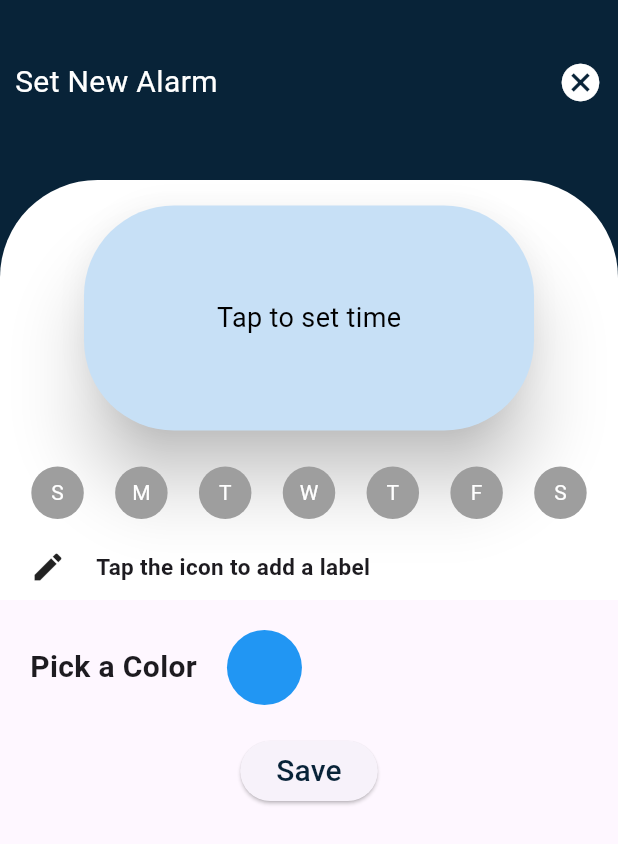
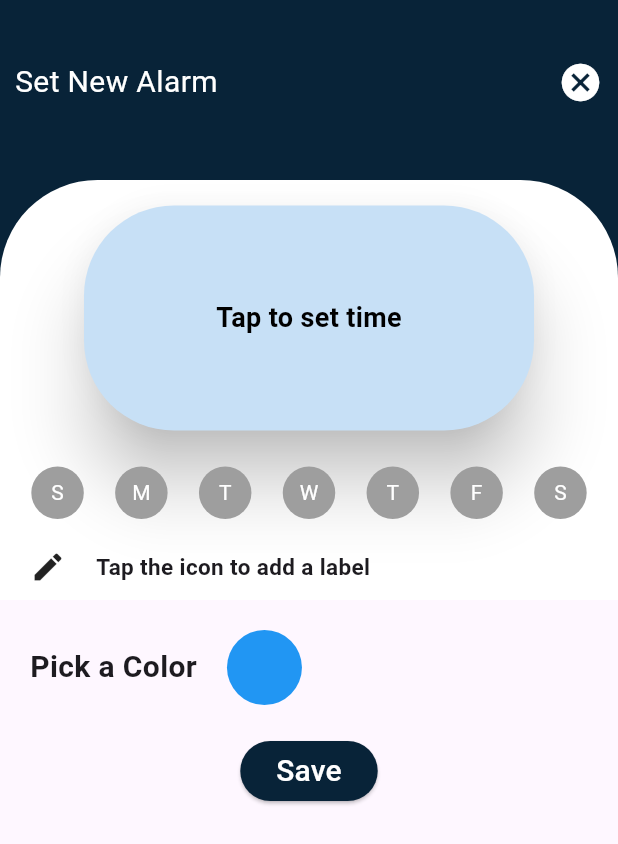
Before and after one commit to RasnaRasna/Alarm-App-with-Location-Based-Weather-Integration, a Flutter app: the screen it shows after launch, after a tap on the "add" icon, on a phone screen of 412 x 824 dp. Shown: the top 844 px of the screen. Run offline on Flutter 3.47's test engine with Material 3 defaults, Android fonts, the light colour scheme and no system bars; our stand-ins replace flutter_colorpicker, hive, hive_flutter; accounts and stored records are empty.

Commit message:
Add functionality to save new alarms to the database.

```diff
--- /dev/null
+++ b/lib/database/model_class.dart
@@ -0,0 +1,26 @@
+import 'package:flutter/material.dart';
+import 'package:hive/hive.dart';
+part 'model_class.g.dart';
+
+@HiveType(typeId: 0)
+class Alarm {
+  @HiveField(0)
+  String? label;
+
+  @HiveField(1)
+  DateTime? time;
+  @HiveField(2)
+  int color; // You can use int to represent color, e.g., Color.value
+
+  @HiveField(3)
+  int? key; // Expose the key
+
+  Alarm({
+    this.label,
+    this.time,
+    required this.color,
+  });
+  Color get alarmColor => Color(color);
+
+  // Additional fields and methods as needed
+}
--- a/lib/main.dart
+++ b/lib/main.dart
@@ -1,8 +1,17 @@
+import 'package:alarm_weather_app/database/model_class.dart';
 import 'package:alarm_weather_app/widgets/add_Alarm.dart';
 import 'package:alarm_weather_app/widgets/alarm_list.dart';
+import 'package:alarm_weather_app/widgets/homepage.dart';
 import 'package:flutter/material.dart';
+import 'package:hive/hive.dart';
+import 'package:hive_flutter/adapters.dart';
 
-void main() {
+void main() async {
+  WidgetsFlutterBinding.ensureInitialized();
+  Hive.registerAdapter(AlarmAdapter());
+  await Hive.initFlutter();
+  await Hive.openBox('alarms'); // Open a Hive box for storing alarms
+
   runApp(const MyApp());
 }
 
@@ -14,37 +23,11 @@ class MyApp extends StatelessWidget {
   Widget build(BuildContext context) {
     return MaterialApp(
       debugShowCheckedModeBanner: false,
-      title: 'Flutter Demo',
+      title: 'Alarm App with Location-Based Weather Integration',
       theme: ThemeData(
         useMaterial3: true,
       ),
-      home: const MyHomePage(title: 'Flutter Demo Home Page'),
+      home: MyHomePage(),
     );
   }
 }
-
-class MyHomePage extends StatefulWidget {
-  const MyHomePage({super.key, required this.title});
-
-  final String title;
-
-  @override
-  State<MyHomePage> createState() => _MyHomePageState();
-}
-
-class _MyHomePageState extends State<MyHomePage> {
-  @override
-  Widget build(BuildContext context) {
-    return Scaffold(
-      appBar: AppBar(),
-      body: ListView(children: [AlarmList()]),
-      floatingActionButton: FloatingActionButton(
-        onPressed: () {
-          Navigator.push(
-              context, MaterialPageRoute(builder: (ctx) => AddAlarm()));
-        },
-        child: const Icon(Icons.add),
-      ), // This trailing comma makes auto-formatting nicer for build methods.
-    );
-  }
-}
--- a/lib/widgets/add_Alarm.dart
+++ b/lib/widgets/add_Alarm.dart
@@ -1,6 +1,9 @@
+import 'package:alarm_weather_app/database/model_class.dart';
 import 'package:alarm_weather_app/widgets/curverd_container.dart';
+import 'package:alarm_weather_app/widgets/homepage.dart';
 import 'package:flutter/material.dart';
 import 'package:flutter_colorpicker/flutter_colorpicker.dart';
+import 'package:hive/hive.dart';
 
 class AddAlarm extends StatefulWidget {
   AddAlarm({super.key});
@@ -12,12 +15,17 @@ class AddAlarm extends StatefulWidget {
 class _AddHabitState extends State<AddAlarm> {
   Color selectedColor = Colors.blue;
   // Default color
+  TextEditingController labelController = TextEditingController();
+
   @override
   Widget build(BuildContext context) {
     return Scaffold(
-      body: Column(
+      body: ListView(
         children: [
-          CurvedBorderContainer(isNewAlarm: true),
+          Column(
+            children: [
+              CurvedBorderContainer(
+                  isNewAlarm: true, labelController: labelController),
               SizedBox(
                 height: 20,
               ),
@@ -50,18 +58,29 @@ class _AddHabitState extends State<AddAlarm> {
                 height: 20,
               ),
               ElevatedButton(
-              onPressed: () {},
-              child: Text(
-                "Save",
-                style: TextStyle(
-                    color: Color.fromARGB(
+                style: ElevatedButton.styleFrom(
+                  backgroundColor: Color.fromARGB(
                     255,
                     8,
                     35,
                     56,
                   ),
-                    fontSize: 20),
-              ))
+                ),
+                onPressed: () {
+                  saveAlarm();
+
+                  Navigator.pushReplacement(
+                    context,
+                    MaterialPageRoute(builder: (context) => MyHomePage()),
+                  );
+                },
+                child: Text(
+                  "Save",
+                  style: TextStyle(fontSize: 20, color: Colors.white),
+                ),
+              )
+            ],
+          ),
         ],
       ),
     );
@@ -97,4 +116,16 @@ class _AddHabitState extends State<AddAlarm> {
       },
     );
   }
+
+  void saveAlarm() async {
+    final alarmBox = await Hive.openBox('alarms');
+    final newAlarm = Alarm(
+      label: labelController.text, // Use the label from the controller
+      time: DateTime.now(),
+      color: selectedColor.value,
+    );
+    print('Label in addalarm: ${labelController.text}');
+
+    alarmBox.add(newAlarm);
   }
+}
--- a/lib/widgets/alarm_list.dart
+++ b/lib/widgets/alarm_list.dart
@@ -1,12 +1,21 @@
+import 'package:alarm_weather_app/database/model_class.dart';
 import 'package:alarm_weather_app/widgets/days.dart';
 import 'package:alarm_weather_app/widgets/edit_alarm.dart';
 import 'package:flutter/material.dart';
+import 'package:intl/intl.dart';
 
 class AlarmList extends StatelessWidget {
-  const AlarmList({super.key});
+  final Alarm alarm;
+
+  const AlarmList({super.key, required this.alarm});
 
   @override
   Widget build(BuildContext context) {
+    print('Label: ${alarm.label}');
+    print('Label in AlarmList: ${alarm.label}');
+
+    final formattedTime =
+        DateFormat('hh:mm a').format(alarm.time ?? DateTime.now());
     return SizedBox(
         height: 125,
         child: Padding(
@@ -15,11 +24,13 @@ class AlarmList extends StatelessWidget {
               child: GestureDetector(
                 onTap: () {
                   Navigator.push(
-                  context, MaterialPageRoute(builder: (ctx) => EditAlarm()));
+                    context,
+                    MaterialPageRoute(builder: (ctx) => EditAlarm(alarm: alarm,)),
+                  );
                 },
                 child: Container(
                   decoration: BoxDecoration(
-                color: Colors.white,
+                    color: Color(alarm.color),
                     borderRadius: BorderRadius.circular(10),
                     border: Border.all(
                       color: const Color.fromARGB(255, 150, 147, 147),
@@ -32,7 +43,9 @@ class AlarmList extends StatelessWidget {
                         top: 15,
                         left: 20,
                         child: Text(
-                      "Label",
+                          alarm.label?.isNotEmpty ?? false
+                              ? alarm.label!
+                              : 'No Label',
                           style: const TextStyle(
                             fontSize: 20,
                             fontWeight: FontWeight.bold,
@@ -44,7 +57,7 @@ class AlarmList extends StatelessWidget {
                         top: 50,
                         left: 20,
                         child: Text(
-                      '06:00',
+                          formattedTime,
                           style: const TextStyle(
                             fontSize: 20,
                             color: Colors.black,
@@ -56,12 +69,11 @@ class AlarmList extends StatelessWidget {
                         top: 80,
                         left: 20,
                         child: Days(
-                      // You can customize the days as needed
                           days: [true, true, true, true, true, true, false],
                         ),
                       ),
-                  Padding(
-                    padding: const EdgeInsets.symmetric(
+                      const Padding(
+                        padding: EdgeInsets.symmetric(
                           vertical: 5,
                           horizontal: 10,
                         ),
@@ -72,14 +84,15 @@ class AlarmList extends StatelessWidget {
                               mainAxisAlignment: MainAxisAlignment.end,
                             ),
                             Padding(
-                            padding: const EdgeInsets.symmetric(
+                              padding: EdgeInsets.symmetric(
                                 horizontal: 20,
                                 vertical: 30,
                               ),
                               child: Icon(
                                 Icons.toggle_off,
                                 size: 40,
-                            )),
+                              ),
+                            ),
                           ],
                         ),
                       ),
@@ -87,8 +100,6 @@ class AlarmList extends StatelessWidget {
                   ),
                 ),
               ),
-        ),
-      ),
-    );
+            )));
   }
 }
--- a/lib/widgets/curverd_container.dart
+++ b/lib/widgets/curverd_container.dart
@@ -4,13 +4,17 @@ import 'date_picker.dart';
 
 class CurvedBorderContainer extends StatefulWidget {
   final bool isNewAlarm;
+  final TextEditingController labelController;
 
-  const CurvedBorderContainer({super.key, required this.isNewAlarm});
+  const CurvedBorderContainer(
+      {super.key, required this.isNewAlarm, required this.labelController});
   @override
   _CurvedBorderContainerState createState() => _CurvedBorderContainerState();
 }
 
 class _CurvedBorderContainerState extends State<CurvedBorderContainer> {
+  TextEditingController labelController = TextEditingController();
+
   TimeOfDay? selectedTime;
   List<bool> selectedDays =
       List.generate(7, (index) => false); // To track selected days
@@ -20,6 +24,7 @@ class _CurvedBorderContainerState extends State<CurvedBorderContainer> {
   @override
   Widget build(BuildContext context) {
     String title = widget.isNewAlarm ? "Set New Alarm" : "Edit Alarm";
+    print('Label in curverdcontainer: ${labelController.text}');
 
     return Container(
       height: 400,
@@ -100,9 +105,9 @@ class _CurvedBorderContainerState extends State<CurvedBorderContainer> {
                                     : const Text(
                                         "Tap to set time",
                                         style: TextStyle(
-                                          color: Colors.black,
-                                          fontSize: 18,
-                                        ),
+                                            color: Colors.black,
+                                            fontSize: 18,
+                                            fontWeight: FontWeight.bold),
                                       ),
                               ),
                             ),
@@ -153,7 +158,9 @@ class _CurvedBorderContainerState extends State<CurvedBorderContainer> {
                             GestureDetector(
                               child: const Icon(Icons.edit),
                               onTap: () {
-                                _showLabelInputDialog(context);
+                                _showLabelInputDialog(
+                                  context,
+                                );
                               },
                             ),
                             const SizedBox(
@@ -182,16 +189,16 @@ class _CurvedBorderContainerState extends State<CurvedBorderContainer> {
     );
   }
 
-  void _showLabelInputDialog(BuildContext context) {
-    TextEditingController labelController = TextEditingController();
-
+  void _showLabelInputDialog(
+    BuildContext context,
+  ) {
     showDialog(
       context: context,
       builder: (BuildContext context) {
         return AlertDialog(
           title: const Text("Enter Label"),
           content: TextField(
-            controller: labelController,
+            controller: widget.labelController, // Use the provided controller
             decoration: const InputDecoration(labelText: "Label"),
           ),
           actions: [
@@ -207,7 +214,7 @@ class _CurvedBorderContainerState extends State<CurvedBorderContainer> {
             TextButton(
               onPressed: () {
                 setState(() {
-                  label = labelController.text; // Save the label
+                  label = widget.labelController.text;
                 });
                 Navigator.pop(context); // Close the dialog
               },
--- /dev/null
+++ b/lib/widgets/homepage.dart
@@ -0,0 +1,44 @@
+import 'package:alarm_weather_app/database/model_class.dart';
+import 'package:alarm_weather_app/widgets/add_Alarm.dart';
+import 'package:alarm_weather_app/widgets/alarm_list.dart';
+import 'package:flutter/material.dart';
+import 'package:hive/hive.dart';
+import 'package:hive_flutter/hive_flutter.dart';
+
+class MyHomePage extends StatefulWidget {
+  const MyHomePage({Key? key});
+
+  @override
+  State<MyHomePage> createState() => _MyHomePageState();
+}
+
+class _MyHomePageState extends State<MyHomePage> {
+  @override
+  Widget build(BuildContext context) {
+    return Scaffold(
+      appBar: AppBar(),
+      body: WatchBoxBuilder(
+        box: Hive.box('alarms'),
+        builder: (context, box) {
+          return ListView.builder(
+            itemCount: box.length,
+            itemBuilder: (context, index) {
+              final alarm = box.getAt(index) as Alarm;
+
+              return AlarmList(alarm: alarm);
+            },
+          );
+        },
+      ),
+      floatingActionButton: FloatingActionButton(
+        onPressed: () {
+          Navigator.push(
+            context,
+            MaterialPageRoute(builder: (ctx) => AddAlarm()),
+          );
+        },
+        child: const Icon(Icons.add),
+      ),
+    );
+  }
+}
--- a/pubspec.yaml
+++ b/pubspec.yaml
@@ -28,13 +28,19 @@ environment:
 # the latest version available on pub.dev. To see which dependencies have newer
 # versions available, run `flutter pub outdated`.
 dependencies:
+  build_runner: ^2.4.8
   cupertino_icons: ^1.0.2
   flutter:
     sdk: flutter
   flutter_colorpicker: ^1.0.3
+  hive: ^2.2.3
+  hive_flutter: ^1.1.0
+  hive_generator: ^2.0.1
+  intl: ^0.19.0
 
 dev_dependencies:
   flutter_lints: ^2.0.0
+
   flutter_test:
     sdk: flutter
 
```
Also changed, not shown: lib/widgets/edit_alarm.dart (+22 -7 lines), lib/database/database.dart (added), lib/database/model_class.g.dart (added), pubspec.lock, 1 other file. Lines whose indentation alone changed are shown as unchanged.
